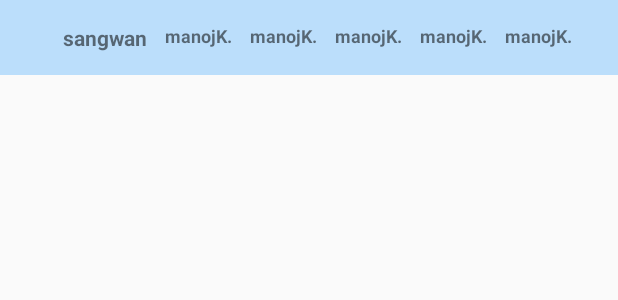
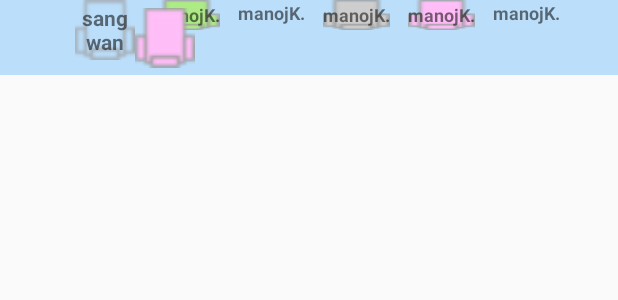
Before and after one commit to devapps/myFirstAPP, an Android app: the layout content_trip_layout_row_item.xml on its own in the app's theme, with its tools: preview values and no code run, on a phone screen of 412 x 824 dp. Shown: the top 300 px of the screen. Run offline under Robolectric (Android 15) with nearby library versions, the phone set to English and light mode, and no system bars; network calls fail.

Commit message:
from office

```diff
--- a/app/src/main/java/com/example/manojk/ors/AvailableServices.java
+++ b/app/src/main/java/com/example/manojk/ors/AvailableServices.java
@@ -80,7 +80,7 @@ public class AvailableServices extends AppCompatActivity implements myIResult {
                         Toast.makeText(AvailableServices.this, "onItem Click "+position + " tripID" + ((TextView) view.findViewById(R.id.tripID)).getText(), Toast.LENGTH_SHORT).show();
 
                         String TripID = ((TextView) view.findViewById(R.id.tripID)).getText().toString();
-                        String BusType = "Volvo";
+                        String BusType = "Ordinary";
 
                         orsTripLayoutSearch orsTLS = new orsTripLayoutSearch(TripID, BusType);
                         Intent intent = new Intent(AvailableServices.this, TripLayout.class);
--- a/app/src/main/res/layout/content_trip_layout_row_item.xml
+++ b/app/src/main/res/layout/content_trip_layout_row_item.xml
@@ -6,14 +6,15 @@
     android:gravity="center"
     android:background="#BBDEFB">
     <TextView
-        android:layout_width="wrap_content"
-        android:layout_height="wrap_content"
+        android:layout_width="40sp"
+        android:layout_height="40sp"
         android:textSize="14sp"
         android:textStyle="bold"
         android:layout_marginLeft="12dp"
-        android:gravity="center_vertical"
+        android:gravity="center"
         android:id="@+id/layout_c1"
         android:text="sangwan"
+        android:background="@drawable/bs_st01a"
         />
     <TextView
     android:layout_width="wrap_content"
@@ -25,7 +26,8 @@
     android:layout_marginLeft="12dp"
     android:id="@+id/layout_c2"
     android:layout_toRightOf="@+id/layout_c1"
-    />
+        android:background="@drawable/bs_st01b"
+        />
     <TextView
         android:layout_width="wrap_content"
         android:layout_height="wrap_content"
@@ -47,6 +49,7 @@
         android:layout_marginLeft="12dp"
         android:id="@+id/layout_c4"
         android:layout_toRightOf="@+id/layout_c3"
+        android:background="@drawable/bs_st01c"
         />
     <TextView
         android:layout_width="wrap_content"
@@ -58,6 +61,7 @@
         android:layout_marginLeft="12dp"
         android:id="@+id/layout_c5"
         android:layout_toRightOf="@+id/layout_c4"
+        android:background="@drawable/bs_st01d"
         />
     <TextView
         android:layout_width="wrap_content"
@@ -70,4 +74,15 @@
         android:id="@+id/layout_c6"
         android:layout_toRightOf="@+id/layout_c5"
         />
+
+    <ImageView
+        android:layout_width="40sp"
+        android:layout_height="match_parent"
+        android:id="@+id/imageView"
+        android:src="@drawable/bs_st01d"
+        android:layout_toEndOf="@+id/layout_c1"
+        android:layout_toRightOf="@+id/layout_c1"
+
+        />
+
 </RelativeLayout>
```
Also changed, not shown: app/src/main/java/com/example/manojk/ors/Models/orsTripLayoutTask.java (+8 -8 lines), app/src/main/res/drawable/bs_st01a.png, app/src/main/res/drawable/bs_st01b.png, app/src/main/res/drawable/bs_st01c.png, app/src/main/res/drawable/bs_st01d.png.
